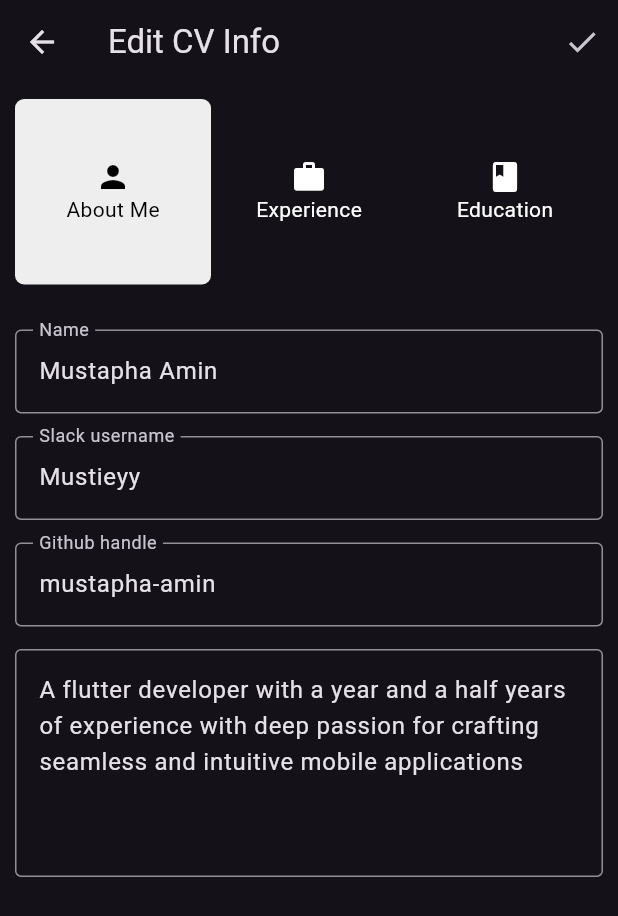
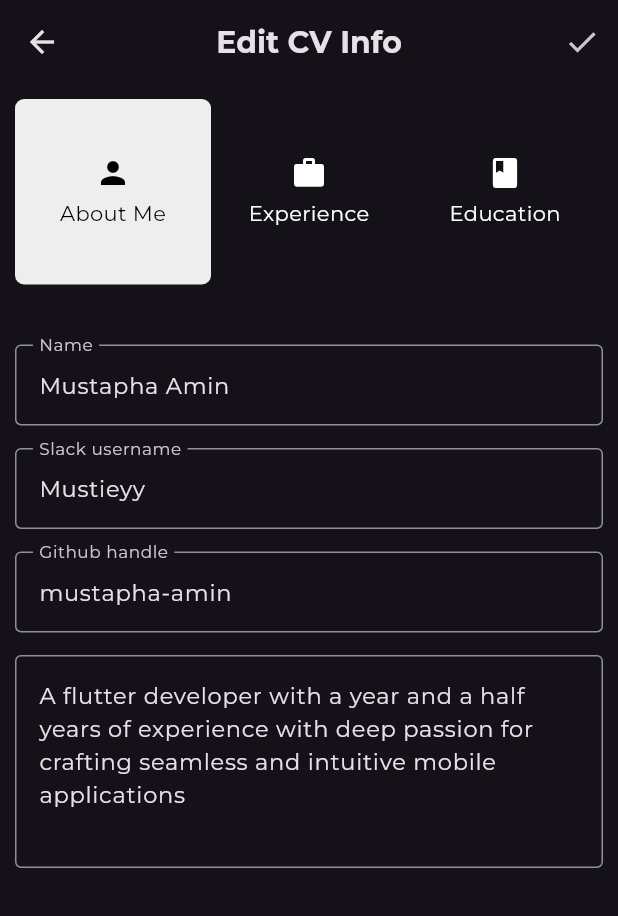
Before and after one commit to mustapha-amin/hng_mobile_task_two, a Flutter app: the screen it shows after launch, after a tap on "Edit details", on a phone screen of 412 x 824 dp. Shown: the top 916 px of the screen. Run offline on Flutter 3.47's test engine with Material 2 defaults, Android fonts, the light colour scheme and no system bars.

Commit message:
applied montserrat fonts everywhere

```diff
--- a/lib/screens/edit/about.dart
+++ b/lib/screens/edit/about.dart
@@ -3,6 +3,7 @@ import 'dart:developer';
 import 'package:flutter/material.dart';
 import 'package:hng_mobile_task_two/models/cv_data.dart';
 import 'package:hng_mobile_task_two/providers/cv_data_provider.dart';
+import 'package:hng_mobile_task_two/utils/textstyle.dart';
 
 import '../../widgets/spacing.dart';
 
@@ -58,28 +59,34 @@ class _AboutMeSectionState extends State<AboutMeSection> {
   InputDecoration textDecoration(String label) => InputDecoration(
         border: const OutlineInputBorder(),
         labelText: label,
+        labelStyle: kTextStyle(15),
       );
 
   @override
   Widget build(BuildContext context) {
     return ListView(
+      padding: const EdgeInsets.only(top: 10),
       children: [
         TextFormField(
+          style: kTextStyle(15),
           controller: nameController,
           decoration: textDecoration("Name"),
         ),
         VerticalSpacing(15),
         TextFormField(
+          style: kTextStyle(15),
           controller: slackUsernameController,
           decoration: textDecoration("Slack username"),
         ),
         VerticalSpacing(15),
         TextFormField(
+          style: kTextStyle(15),
           controller: githubHandleController,
           decoration: textDecoration("Github handle"),
         ),
         VerticalSpacing(15),
         TextFormField(
+          style: kTextStyle(15),
           controller: bioController,
           maxLines: 5,
           decoration: const InputDecoration(
--- a/lib/screens/edit/edit_page.dart
+++ b/lib/screens/edit/edit_page.dart
@@ -3,6 +3,7 @@ import 'package:hng_mobile_task_two/providers/cv_data_provider.dart';
 import 'package:hng_mobile_task_two/screens/edit/about.dart';
 import 'package:hng_mobile_task_two/screens/edit/education.dart';
 import 'package:hng_mobile_task_two/screens/edit/experience.dart';
+import 'package:hng_mobile_task_two/utils/textstyle.dart';
 import 'package:hng_mobile_task_two/widgets/segmented_button.dart';
 import 'package:hng_mobile_task_two/widgets/spacing.dart';
 
@@ -22,7 +23,11 @@ class _EditPageState extends State<EditPage> {
     Size size = MediaQuery.of(context).size;
     return Scaffold(
       appBar: AppBar(
-        title: const Text("Edit CV Info"),
+        title: Text(
+          "Edit CV Info",
+          style: kTextStyle(20, isBold: true),
+        ),
+        centerTitle: true,
         actions: [
           IconButton(
             onPressed: () {
--- a/lib/screens/edit/education.dart
+++ b/lib/screens/edit/education.dart
@@ -2,6 +2,7 @@ import 'package:flutter/material.dart';
 import 'package:hng_mobile_task_two/providers/cv_data_provider.dart';
 
 import '../../models/cv_data.dart';
+import '../../utils/textstyle.dart';
 import '../../widgets/spacing.dart';
 
 class EducationSection extends StatefulWidget {
@@ -47,6 +48,7 @@ class _EducationSectionState extends State<EducationSection> {
   InputDecoration textDecoration(String label) => InputDecoration(
         border: const OutlineInputBorder(),
         labelText: label,
+        labelStyle: kTextStyle(15),
       );
 
   @override
@@ -54,11 +56,13 @@ class _EducationSectionState extends State<EducationSection> {
     return ListView(
       children: [
         TextFormField(
+          style: kTextStyle(15),
           controller: schoolController,
           decoration: textDecoration("School"),
         ),
         VerticalSpacing(8),
         TextFormField(
+          style: kTextStyle(15),
           controller: departmentController,
           decoration: textDecoration("Slack username"),
         ),
--- a/lib/screens/home.dart
+++ b/lib/screens/home.dart
@@ -3,6 +3,8 @@ import 'package:hng_mobile_task_two/models/cv_data.dart';
 import 'package:hng_mobile_task_two/providers/cv_data_provider.dart';
 import 'package:hng_mobile_task_two/screens/edit/edit_page.dart';
 import 'package:hng_mobile_task_two/widgets/spacing.dart';
+
+import '../utils/textstyle.dart';
 
 class HomePage extends StatefulWidget {
   const HomePage({super.key});
@@ -22,9 +24,9 @@ class _HomePageState extends State<HomePage> {
 
     return Scaffold(
       appBar: AppBar(
-        title: const Text(
+        title: Text(
           "CV",
-          style: TextStyle(fontWeight: FontWeight.bold, fontSize: 30),
+          style: kTextStyle(30, isBold: true),
         ),
         elevation: 0,
         actions: [
@@ -46,9 +48,9 @@ class _HomePageState extends State<HomePage> {
               },
               icon: Row(
                 children: [
-                  const Text(
+                  Text(
                     "Edit details",
-                    style: TextStyle(fontSize: 16),
+                    style: kTextStyle(16),
                   ),
                   HorizontalSpacing(5),
                   const Icon(Icons.edit),
@@ -65,7 +67,6 @@ class _HomePageState extends State<HomePage> {
             height: size.height * .18,
             child: Scrollbar(
               controller: scrollController,
-              thumbVisibility: true,
               child: SingleChildScrollView(
                 padding: const EdgeInsets.only(bottom: 10),
                 scrollDirection: Axis.horizontal,
@@ -87,19 +88,16 @@ class _HomePageState extends State<HomePage> {
                       children: [
                         Text(
                           "${cvData.fullName}",
-                          style: const TextStyle(
-                            fontSize: 25,
-                            fontWeight: FontWeight.bold,
-                          ),
+                          style: kTextStyle(25, isBold: true),
                           softWrap: true,
                         ),
                         Text(
                           "Slack username: ${cvData.slackUsername}",
-                          style: const TextStyle(fontSize: 15),
+                          style: kTextStyle(14),
                         ),
                         Text(
                           "Github handle: ${cvData.githubHandle}",
-                          style: const TextStyle(fontSize: 15),
+                          style: kTextStyle(14),
                         ),
                       ],
                     )
@@ -109,38 +107,41 @@ class _HomePageState extends State<HomePage> {
             ),
           ),
           VerticalSpacing(20),
-          Text(cvData.bio!),
+          Text(
+            cvData.bio!,
+            style: kTextStyle(14),
+          ),
           const Divider(
             color: Colors.white,
           ),
-          const Text(
+          Text(
             "Education",
-            style: TextStyle(fontSize: 23, fontWeight: FontWeight.bold),
+            style: kTextStyle(23, isBold: true),
           ),
           Text(
             cvData.education!.school!,
-            style: const TextStyle(fontSize: 15),
+            style: kTextStyle(15),
           ),
           Text(
             cvData.education!.department!,
-            style: const TextStyle(fontSize: 15),
+            style: kTextStyle(15),
           ),
           VerticalSpacing(15),
-          const Text(
+          Text(
             "Skills",
-            style: TextStyle(fontSize: 23, fontWeight: FontWeight.bold),
+            style: kTextStyle(23, isBold: true),
           ),
           VerticalSpacing(5),
           ...cvData.skills!.map(
             (e) => Text(
               '• $e',
-              style: const TextStyle(fontSize: 15),
+              style: kTextStyle(15),
             ),
           ),
           VerticalSpacing(15),
-          const Text(
+          Text(
             "Projects",
-            style: TextStyle(fontSize: 23, fontWeight: FontWeight.bold),
+            style: kTextStyle(23, isBold: true),
           ),
           ...cvData.projects!.map(
             (e) => Padding(
@@ -150,9 +151,9 @@ class _HomePageState extends State<HomePage> {
                 children: [
                   Text(
                     "• ${e.title}:",
-                    style: const TextStyle(fontWeight: FontWeight.bold),
+                    style: kTextStyle(15, isBold: true),
                   ),
-                  Text(" ${e.detail}"),
+                  Text(" ${e.detail}", style: kTextStyle(15)),
                 ],
               ),
             ),
--- /dev/null
+++ b/lib/utils/textstyle.dart
@@ -0,0 +1,10 @@
+import 'package:flutter/material.dart';
+
+TextStyle kTextStyle(double fontSize, {bool? isBold}) {
+  isBold ??= false;
+  return TextStyle(
+    fontSize: fontSize,
+    fontWeight: isBold ? FontWeight.bold : FontWeight.normal,
+    fontFamily: 'Montserrat',
+  );
+}
--- a/lib/widgets/segmented_button.dart
+++ b/lib/widgets/segmented_button.dart
@@ -1,4 +1,6 @@
 import 'package:flutter/material.dart';
+import 'package:hng_mobile_task_two/utils/textstyle.dart';
+import 'package:hng_mobile_task_two/widgets/spacing.dart';
 
 class CustomSegmentedButton extends StatefulWidget {
   Color? containerColor, titleAndIconColor;
@@ -30,9 +32,12 @@ class _CustomSegmentedButtonState extends State<CustomSegmentedButton> {
             widget.iconData,
             color: widget.titleAndIconColor,
           ),
+          VerticalSpacing(5),
           Text(
             widget.title!,
-            style: TextStyle(color: widget.titleAndIconColor),
+            style: kTextStyle(14).copyWith(
+              color: widget.titleAndIconColor,
+            ),
           ),
         ],
       ),
```
Also changed, not shown: lib/screens/edit/experience.dart (+28 -10 lines), lib/widgets/dialog.dart (+14 -3 lines), pubspec.yaml (+5 -6 lines), assets/fonts/Montserrat-Bold.ttf (added), assets/fonts/Montserrat-Regular.ttf (added).
